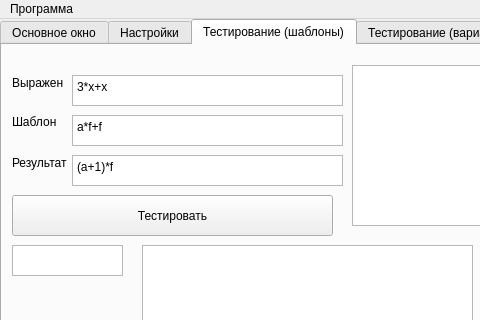
The window that diff.ui (sergeivolodin/Diff) describes before a commit, drawn with Qt 5; both pictures show x 0 to 480 and y 0 to 320 of the 640 by 480 pixel window.
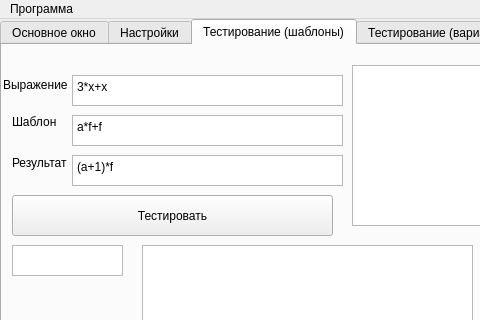
The same window after the commit. The open tabs and pages were chosen to show the change.

Patch:
```diff
--- a/diff.ui
+++ b/diff.ui
@@ -568,16 +568,19 @@
      </widget>
     </widget>
     <widget class="QWidget" name="tab">
+     <property name="enabled">
+      <bool>true</bool>
+     </property>
      <attribute name="title">
       <string>Тестирование (шаблоны)</string>
      </attribute>
      <widget class="QLabel" name="label_3">
       <property name="geometry">
        <rect>
-        <x>10</x>
+        <x>1</x>
         <y>30</y>
-        <width>52</width>
-        <height>16</height>
+        <width>71</width>
+        <height>20</height>
        </rect>
       </property>
       <property name="text">
```
Left out of the diff: 2 changed lines with no effect on the pictures.
